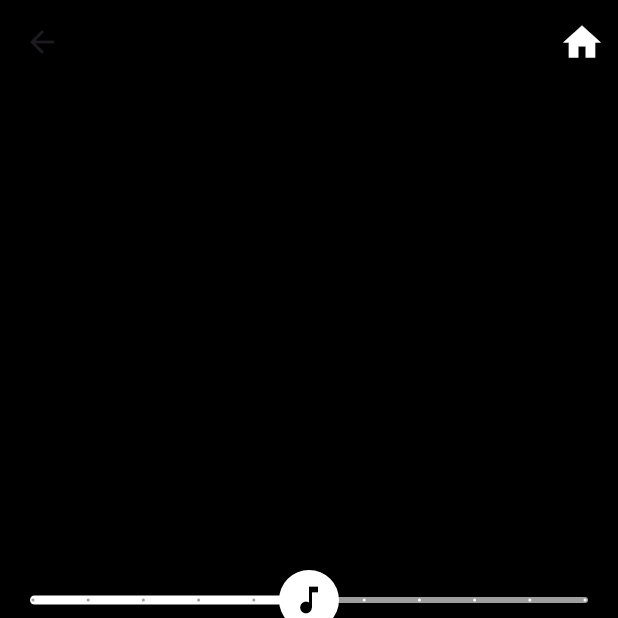
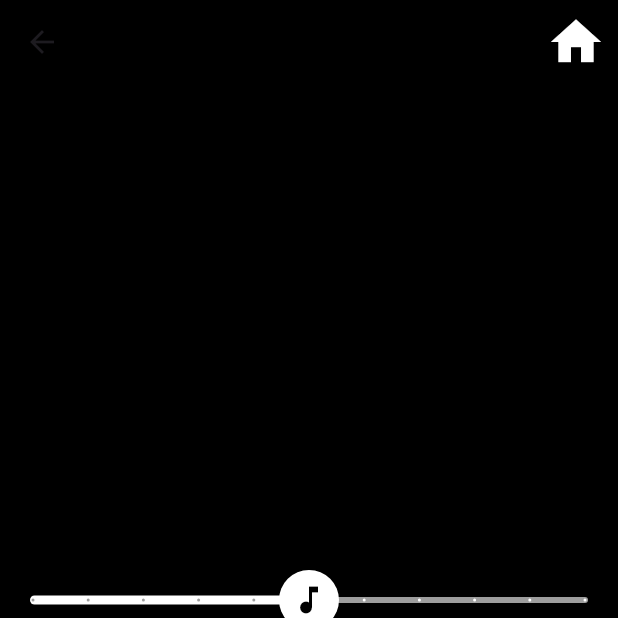
Before and after one commit to MarcoSpinaBZZ/breakout, a Flutter app: the screen it shows after launch, after a tap on "Settings", on a phone screen of 412 x 824 dp, the top half of it. Run offline on Flutter 3.47's test engine with Material 3 defaults, Android fonts, the phone set to English and light mode, and no system bars; our stand-ins replace audioplayers, sensors_plus; missing offline and left inert: flame, flame_forge2d.

```diff
--- a/lib/pages/main_menu_page.dart
+++ b/lib/pages/main_menu_page.dart
@@ -14,10 +14,10 @@ class MainMenu extends StatefulWidget {
 }
 
 class _MainMenuState extends State<MainMenu> {
-  Color black = Colors.black; // Define the color 'black'
+  Color black = Colors.black;
   late AudioPlayer _audioPlayer;
   late AudioPlayer _buttonPlayer;
-//test
+
   @override
   void initState() {
     super.initState();
@@ -121,7 +121,7 @@ class _MainMenuState extends State<MainMenu> {
             ElevatedButton(
               onPressed: () {
                 _playButtonSound();
-                _stopBackgroundMusic(); // Stop background music before navigating
+                _stopBackgroundMusic();
                 Navigator.push(
                   context,
                   MaterialPageRoute(builder: (context) => const MainGamePage()),
@@ -133,7 +133,7 @@ class _MainMenuState extends State<MainMenu> {
             ElevatedButton(
               onPressed: () {
                 _playButtonSound();
-                _stopBackgroundMusic(); // Stop background music before navigating
+                _stopBackgroundMusic();
                 Navigator.push(
                   context,
                   MaterialPageRoute(builder: (context) => const MainSettings()),
@@ -144,7 +144,7 @@ class _MainMenuState extends State<MainMenu> {
             const SizedBox(height: 20),
             ElevatedButton(
               onPressed: () {
-                SystemChannels.platform.invokeMethod('SystemNavigator.pop'); // Close the app and go to home screen
+                SystemChannels.platform.invokeMethod('SystemNavigator.pop');
               },
               child: const Text('Quit'),
             ),
--- a/lib/pages/main_settings_page.dart
+++ b/lib/pages/main_settings_page.dart
@@ -1,8 +1,8 @@
+import 'package:audioplayers/audioplayers.dart';
+import 'package:breakout/pages/main_menu_page.dart';
+import 'package:flutter/material.dart';
+import 'package:provider/provider.dart';
 import 'package:breakout/providers/volume_provider.dart';
-import 'package:flutter/material.dart';
-import 'package:audioplayers/audioplayers.dart';
-import 'package:provider/provider.dart';
-import 'package:breakout/pages/main_menu_page.dart';
 
 class MainSettings extends StatefulWidget {
   const MainSettings({Key? key}) : super(key: key);
@@ -53,10 +53,13 @@ class _MainSettingsState extends State<MainSettings> {
         backgroundColor: Colors.transparent,
         elevation: 0,
         actions: [
-          IconButton(
+          Positioned(
+            top: 42,
+            right: 25,
+            child: IconButton(
               icon: const Icon(Icons.home),
               color: Colors.white,
-            iconSize: 30,
+              iconSize: 40,
               onPressed: () {
                 _stopBackgroundMusic();
                 Navigator.pushAndRemoveUntil(
@@ -65,6 +68,7 @@ class _MainSettingsState extends State<MainSettings> {
                   (Route<dynamic> route) => false,
                 );
               },
+            ),
           ),
         ],
       ),
@@ -78,7 +82,7 @@ class _MainSettingsState extends State<MainSettings> {
               onChanged: (value) {
                 context.read<VolumeProvider>().setBackgroundMusicVolume(value);
                 _settingsMusicPlayer.setVolume(value);
-                _playSliderSound(); // Play sound effect
+                _playSliderSound();
               },
             ),
             const SizedBox(height: 40),
@@ -88,7 +92,7 @@ class _MainSettingsState extends State<MainSettings> {
               onChanged: (value) {
                 context.read<VolumeProvider>().setSoundEffectVolume(value);
                 _sliderSoundPlayer.setVolume(value);
-                _playSliderSound(); // Play sound effect
+                _playSliderSound();
               },
             ),
           ],
@@ -127,7 +131,7 @@ class CustomSliderThumbIcon extends SliderComponentShape {
 
   @override
   Size getPreferredSize(bool isEnabled, bool isDiscrete) {
-    return Size(40.0, 40.0); // Customize the size as needed
+    return Size(40.0, 40.0);
   }
 
   @override
@@ -147,9 +151,9 @@ class CustomSliderThumbIcon extends SliderComponentShape {
   }) {
     final Canvas canvas = context.canvas;
     final Paint paint = Paint()..color = Colors.white;
-    final double iconSize = 24.0; // Customize the icon size as needed
+    final double iconSize = 24.0;
 
-    canvas.drawCircle(center, 20.0, paint); // Draw the thumb circle
+    canvas.drawCircle(center, 20.0, paint);
     TextPainter textPainter = TextPainter(
       text: TextSpan(
         text: String.fromCharCode(icon.codePoint),
@@ -157,7 +161,7 @@ class CustomSliderThumbIcon extends SliderComponentShape {
           fontSize: iconSize,
           fontFamily: icon.fontFamily,
           package: icon.fontPackage,
-          color: Colors.black, // Color of the icon
+          color: Colors.black,
         ),
       ),
       textDirection: textDirection,
```
Also changed, not shown: lib/pages/main_game_page.dart (+17 -16 lines). Lines whose indentation alone changed are shown as unchanged.
